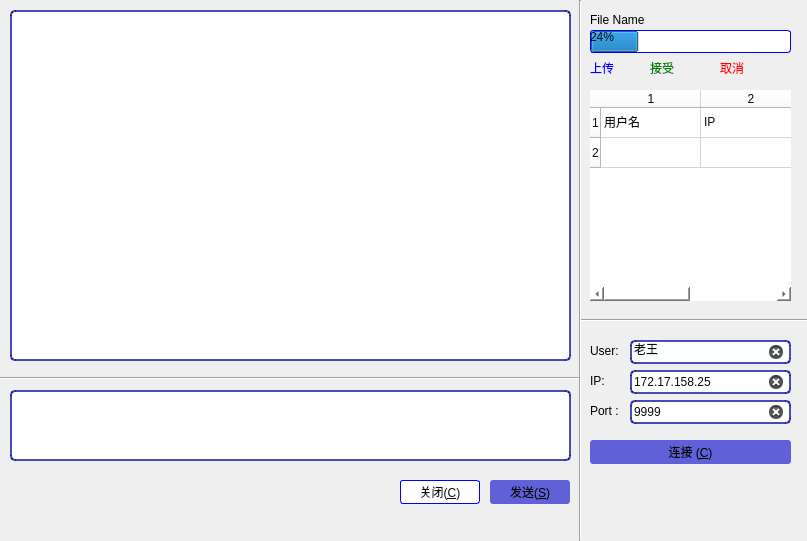
First picture: the form in mainwindow.ui, repository ArcueidShiki/chatroom, before the edit.
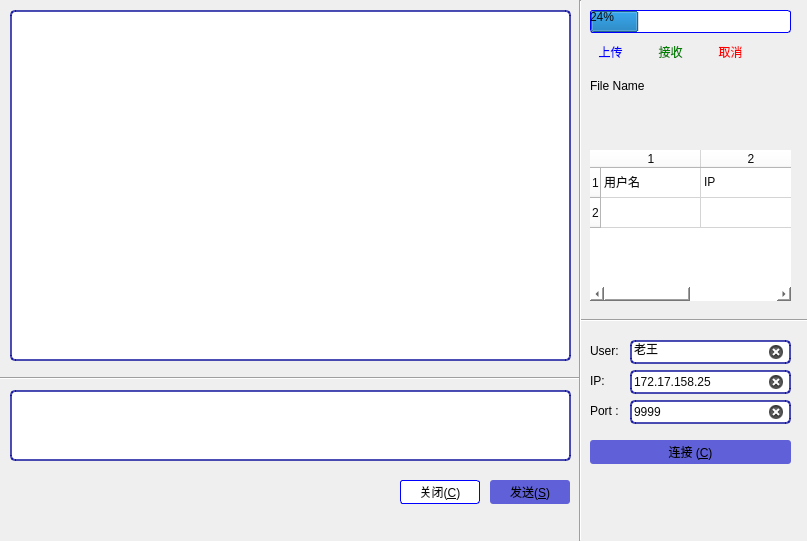
Second picture: the form after the edit.

Commit message: Handle File logic in another thread, Speed and progress should be the server side speed, not your local read speed

```diff
--- a/mainwindow.ui
+++ b/mainwindow.ui
@@ -93,7 +93,7 @@
     <property name="geometry">
      <rect>
       <x>590</x>
-      <y>30</y>
+      <y>10</y>
       <width>201</width>
       <height>23</height>
      </rect>
@@ -108,61 +108,13 @@
      <number>24</number>
     </property>
    </widget>
-   <widget class="QLabel" name="label_upload">
-    <property name="geometry">
-     <rect>
-      <x>590</x>
-      <y>60</y>
-      <width>49</width>
-      <height>16</height>
-     </rect>
-    </property>
-    <property name="styleSheet">
-     <string notr="true">color:blue</string>
-    </property>
-    <property name="text">
-     <string>上传</string>
-    </property>
-   </widget>
-   <widget class="QLabel" name="label_accept">
-    <property name="geometry">
-     <rect>
-      <x>650</x>
-      <y>60</y>
-      <width>49</width>
-      <height>16</height>
-     </rect>
-    </property>
-    <property name="styleSheet">
-     <string notr="true">color:green</string>
-    </property>
-    <property name="text">
-     <string>接受</string>
-    </property>
-   </widget>
-   <widget class="QLabel" name="label_cancel">
-    <property name="geometry">
-     <rect>
-      <x>720</x>
-      <y>60</y>
-      <width>49</width>
-      <height>16</height>
-     </rect>
-    </property>
-    <property name="styleSheet">
-     <string notr="true">color:red;</string>
-    </property>
-    <property name="text">
-     <string>取消</string>
-    </property>
-   </widget>
    <widget class="QTableWidget" name="table_userlist">
     <property name="geometry">
      <rect>
       <x>590</x>
-      <y>90</y>
+      <y>150</y>
       <width>201</width>
-      <height>211</height>
+      <height>151</height>
      </rect>
     </property>
     <property name="styleSheet">
@@ -196,9 +148,9 @@
     <property name="geometry">
      <rect>
       <x>590</x>
-      <y>10</y>
-      <width>81</width>
-      <height>20</height>
+      <y>70</y>
+      <width>201</width>
+      <height>31</height>
      </rect>
     </property>
     <property name="text">
@@ -372,6 +324,73 @@
      <bool>true</bool>
     </property>
    </widget>
+   <widget class="QLabel" name="label_speed">
+    <property name="geometry">
+     <rect>
+      <x>590</x>
+      <y>110</y>
+      <width>161</width>
+      <height>21</height>
+     </rect>
+    </property>
+    <property name="text">
+     <string/>
+    </property>
+   </widget>
+   <widget class="QPushButton" name="btn_upload">
+    <property name="geometry">
+     <rect>
+      <x>590</x>
+      <y>40</y>
+      <width>41</width>
+      <height>24</height>
+     </rect>
+    </property>
+    <property name="styleSheet">
+     <string notr="true">background-color: rgba(0,0, 0, 0);
+border-radius: 3px;
+color: blue;</string>
+    </property>
+    <property name="text">
+     <string>上传</string>
+    </property>
+   </widget>
+   <widget class="QPushButton" name="btn_accept">
+    <property name="geometry">
+     <rect>
+      <x>650</x>
+      <y>40</y>
+      <width>41</width>
+      <height>24</height>
+     </rect>
+    </property>
+    <property name="styleSheet">
+     <string notr="true">background-color: rgba(0,0, 0, 0);
+border-radius: 3px;
+color: green;</string>
+    </property>
+    <property name="text">
+     <string>接收</string>
+    </property>
+   </widget>
+   <widget class="QPushButton" name="btn_cancel">
+    <property name="geometry">
+     <rect>
+      <x>710</x>
+      <y>40</y>
+      <width>41</width>
+      <height>24</height>
+     </rect>
+    </property>
+    <property name="styleSheet">
+     <string notr="true">background-color: rgba(0,0, 0, 0);
+border-radius: 3px;
+color: red;</string>
+    </property>
+    <property name="text">
+     <string>取消</string>
+    </property>
+   </widget>
   </widget>
  </widget>
  <resources/>
```
Left out of the diff: 48 changed lines with no effect on the pictures. The commit also changes 5 other files.
